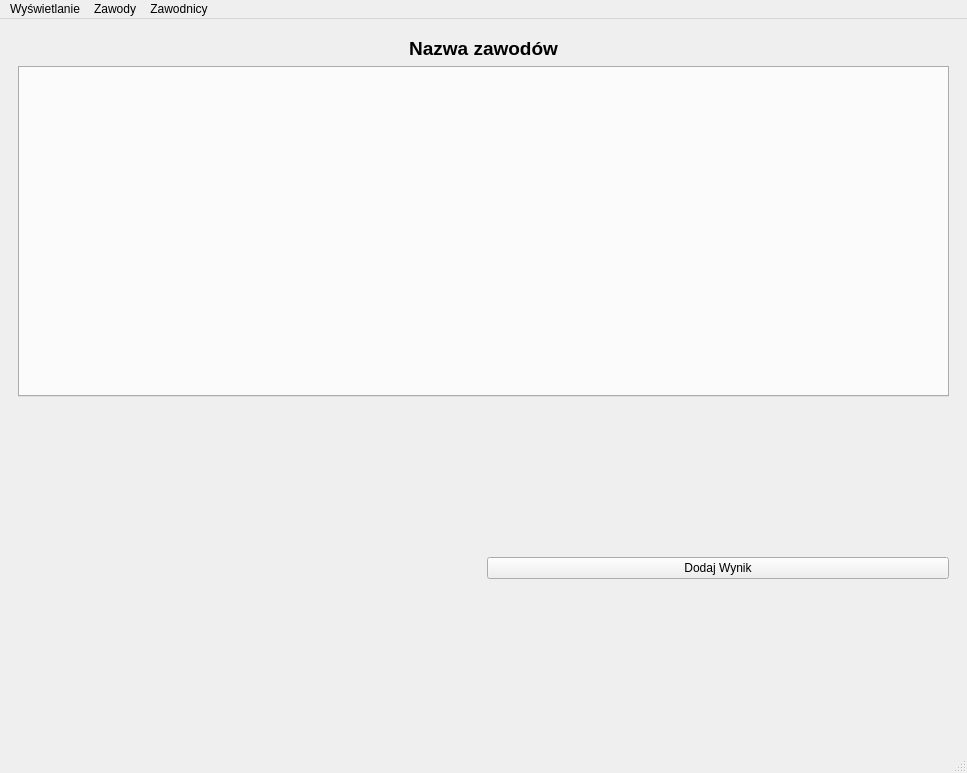
The window that Ui_Files/OperatorWindow.ui (Verter18328/SOKs_LOK) describes before a commit, drawn with Qt 5.
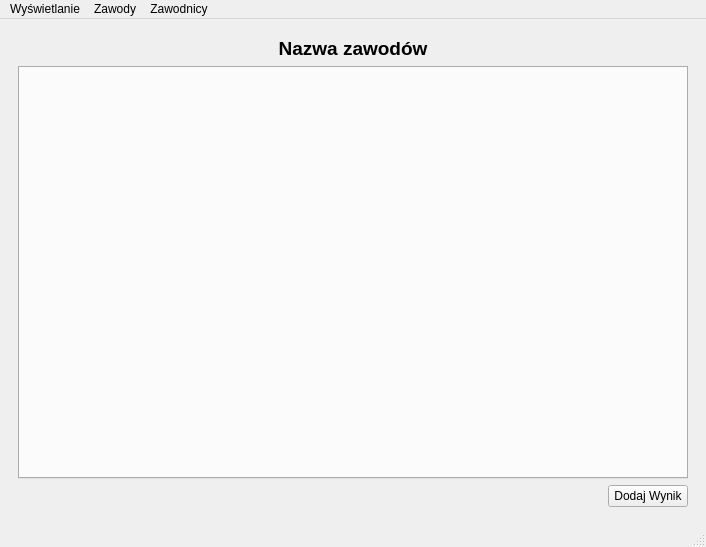
The same window after the commit. The open tabs and pages were chosen to show the change. Icons and pictures are not drawn.

```diff
--- a/Ui_Files/OperatorWindow.ui
+++ b/Ui_Files/OperatorWindow.ui
@@ -6,8 +6,8 @@
    <rect>
     <x>0</x>
     <y>0</y>
-    <width>967</width>
-    <height>773</height>
+    <width>706</width>
+    <height>547</height>
    </rect>
   </property>
   <property name="sizePolicy">
@@ -79,6 +79,19 @@
       <widget class="QWidget" name="pageZawody_managment">
        <layout class="QGridLayout" name="gridLayout_3">
         <item row="2" column="1">
+         <spacer name="horizontalSpacer_2">
+          <property name="orientation">
+           <enum>Qt::Horizontal</enum>
+          </property>
+          <property name="sizeHint" stdset="0">
+           <size>
+            <width>40</width>
+            <height>20</height>
+           </size>
+          </property>
+         </spacer>
+        </item>
+        <item row="2" column="2">
          <widget class="QPushButton" name="button_dodaj_wynik">
           <property name="text">
            <string>Dodaj Wynik</string>
@@ -90,15 +103,18 @@
           <property name="orientation">
            <enum>Qt::Vertical</enum>
           </property>
+          <property name="sizeType">
+           <enum>QSizePolicy::Maximum</enum>
+          </property>
           <property name="sizeHint" stdset="0">
            <size>
-            <width>40</width>
-            <height>20</height>
+            <width>15</width>
+            <height>5</height>
            </size>
           </property>
          </spacer>
         </item>
-        <item row="1" column="0" colspan="2">
+        <item row="1" column="0" colspan="3">
          <widget class="QTabWidget" name="tabWidget_zawody">
           <property name="sizePolicy">
            <sizepolicy hsizetype="Expanding" vsizetype="Expanding">
@@ -111,7 +127,7 @@
           </property>
          </widget>
         </item>
-        <item row="0" column="0" colspan="2">
+        <item row="0" column="0" colspan="3">
          <widget class="QLabel" name="label_zawody_nazwa">
           <property name="text">
            <string>&lt;html&gt;&lt;head/&gt;&lt;body&gt;&lt;p align=&quot;center&quot;&gt;&lt;span style=&quot; font-size:14pt; font-weight:700;&quot;&gt;Nazwa zawodów&lt;/span&gt;&lt;/p&gt;&lt;/body&gt;&lt;/html&gt;</string>
@@ -143,7 +159,7 @@
     <rect>
      <x>0</x>
      <y>0</y>
-     <width>967</width>
+     <width>706</width>
      <height>22</height>
     </rect>
    </property>
```
Left out of the diff: 2 changed lines with no effect on the pictures.
